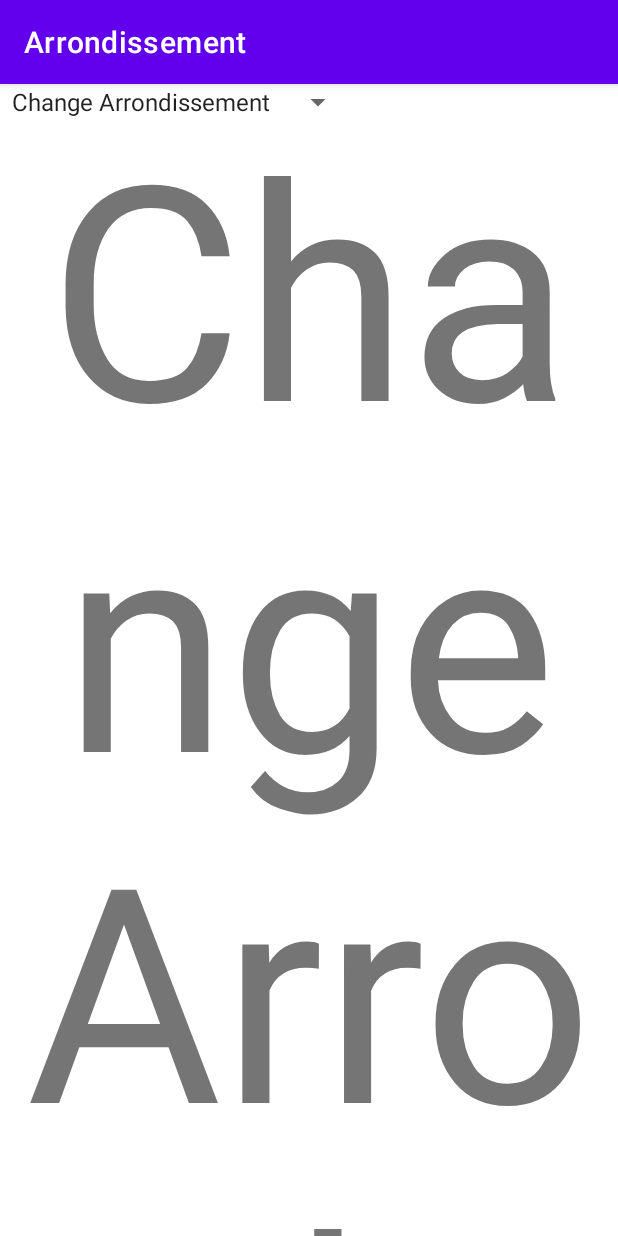
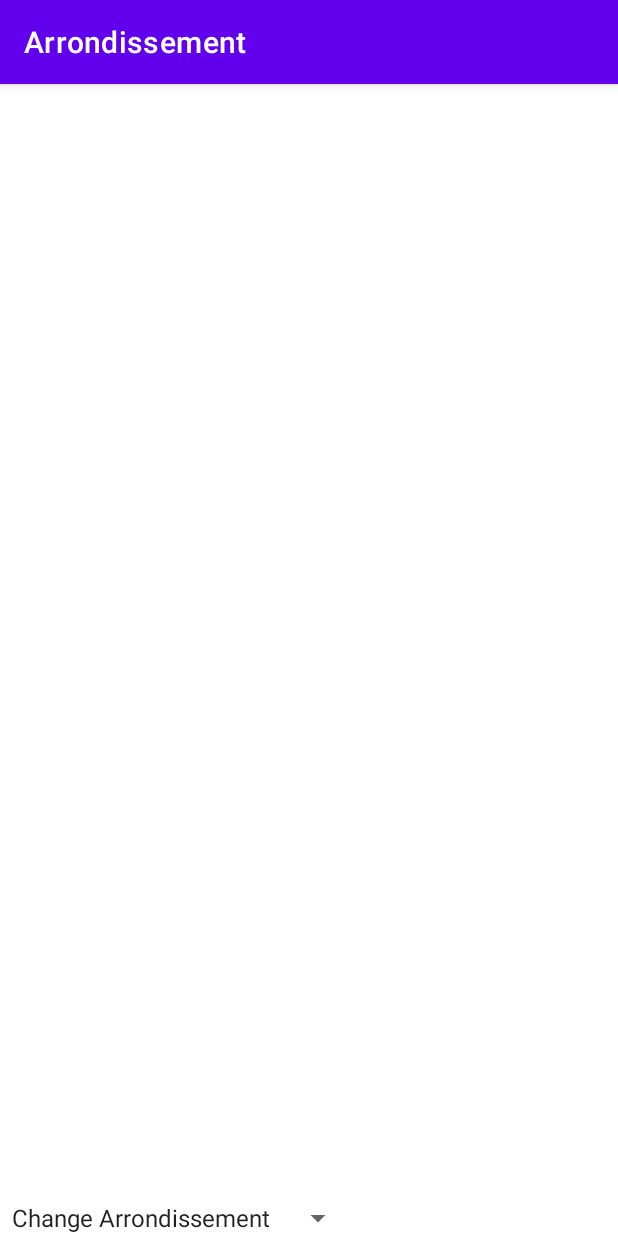
Before and after one commit to topherjn/Lutetia, an Android app: the screen it shows after launch (MainActivity), on a phone screen of 412 x 824 dp. Run offline under Robolectric (Android 15) with nearby library versions, the phone set to English and light mode, and no system bars.

Commit message:
works now

```diff
--- a/app/src/main/java/com/topherjn/lutetia/ui/LocationFragment.kt
+++ b/app/src/main/java/com/topherjn/lutetia/ui/LocationFragment.kt
@@ -66,11 +66,9 @@ class LocationFragment : Fragment() {
             override fun onNothingSelected(parent: AdapterView<*>?) {
 
             }
-
             override fun onItemSelected(parent: AdapterView<*>?, view: View?, position: Int, id: Long) {
                 spinnerChange()
             }
-
         }
 
         startLocationUpdates()
@@ -124,13 +122,12 @@ class LocationFragment : Fragment() {
 
 
         // turn the location updates on
-        Log.d("STARTLOCATION","return called")
         client!!.requestLocationUpdates(locationRequest!!, locationCallback!!, Looper.getMainLooper())
 
         // get last location - sometimes makes things faster, but it's last known location
-//        client!!.lastLocation
-//            .addOnSuccessListener { location: Location? ->
-//                updateLocationTextBox(getArrondissement(location!!)) }
+        client!!.lastLocation
+            .addOnSuccessListener { location: Location? ->
+                updateLocationTextBox(getArrondissement(location!!)) }
 
         isTracking = true
     }
@@ -147,15 +144,13 @@ class LocationFragment : Fragment() {
     private fun getArrondissement(lastLocation: Location): Int {
 
         val geocoder = Geocoder(context)
-        var arrondissement: Int = 0
+        var arrondissement = 0
 
         try {
             val addresses =
                 geocoder.getFromLocation(lastLocation.latitude, lastLocation.longitude, 1)
             var postalCode = addresses[0].postalCode
 
-            Log.d("STARTLOCATION",postalCode.toString())
-            //Toast.makeText(requireContext(), postalCode.toString(), Toast.LENGTH_LONG).show()
             if (postalCode.length > 1) {
                 postalCode = postalCode.substring(postalCode.length - 2)
                 if (postalCode[0] == '0') postalCode = postalCode.substring(postalCode.length - 1)
@@ -165,7 +160,6 @@ class LocationFragment : Fragment() {
 
 
         } catch (e: Exception) {
-            //Toast.makeText(requireContext(), e.message, Toast.LENGTH_SHORT).show()
             binding.arrondissementTextView.text = e.message
         }
 
@@ -177,27 +171,29 @@ class LocationFragment : Fragment() {
     // 1 - 20
     // when not in Paris mod the postcode to fit in 1 - 20 for built-in testing
     private fun updateLocationTextBox(arrondissement: Int) {
-        //Toast.makeText(requireContext(), "updateLocationTextBox", Toast.LENGTH_SHORT).show()
 
             // set textview to arrondissement and  make clickable to get site list
             binding.arrondissementTextView.text = arrondissement.toString()
             binding.arrondissementTextView.isEnabled = true
 
-            val action = LocationFragmentDirections.actionLocationFragmentToSiteListFragment(arrondissement)
-            binding.arrondissementTextView.setOnClickListener { view -> view.findNavController().navigate(action)}
-
+            val action =
+                LocationFragmentDirections.actionLocationFragmentToSiteListFragment(arrondissement)
+            binding.arrondissementTextView
+                .setOnClickListener { view -> view.findNavController().navigate(action)}
     }
 
     private fun spinnerChange() {
         val arrondissement = binding.arrondissementSpinner.selectedItem.toString()
-        binding.arrondissementTextView.setText(arrondissement)
-        updateLocationTextBox(arrondissement.toInt())
+
+        if(!arrondissement.equals("Change Arrondissement")) {
+            binding.arrondissementTextView.setText(arrondissement)
+            updateLocationTextBox(arrondissement.toInt())
+        }
     }
 
     override fun onResume() {
         super.onResume()
 
-        Log.d("STARTLOCATION","onResume called")
         if(!isTracking)
             startLocationUpdates()
     }
--- a/app/src/main/res/layout/fragment_location.xml
+++ b/app/src/main/res/layout/fragment_location.xml
@@ -17,6 +17,7 @@
     <Spinner
         android:id="@+id/arrondissementSpinner"
         android:layout_width="wrap_content"
-        android:layout_height="wrap_content" />
+        android:layout_height="wrap_content"
+        android:layout_gravity="bottom" />
 
 </FrameLayout>
```
